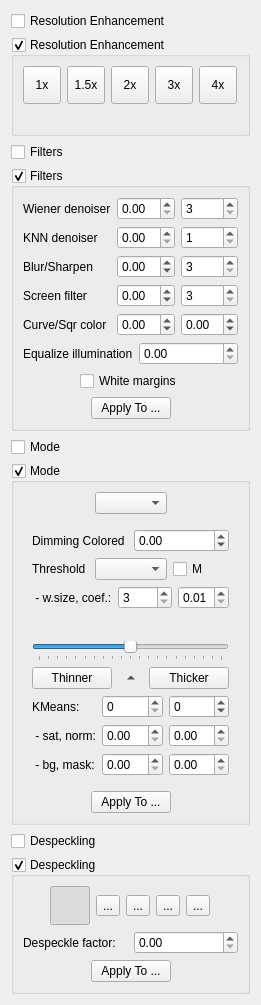
Before: the Qt Designer form src/filters/output/ui/OutputOptionsWidget.ui in ImageProcessing-ElectronicPublications/scantailor-experimental, drawn with Qt 5.
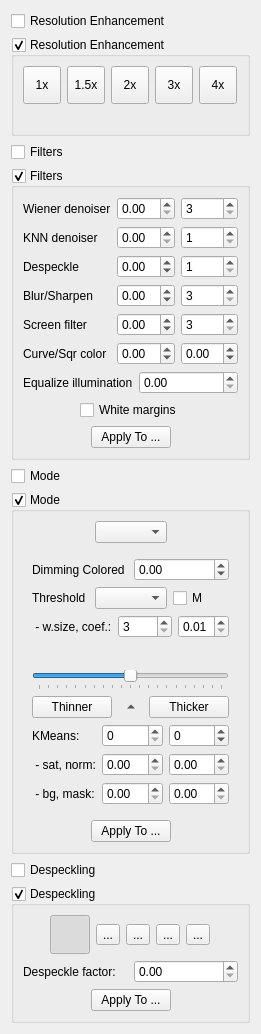
After: the same form once the commit is applied. Icons and pictures are not drawn.

Commit message: 0.2023.11.09: output: color filters: despeckle

The edit to the form file:
```diff
--- a/src/filters/output/ui/OutputOptionsWidget.ui
+++ b/src/filters/output/ui/OutputOptionsWidget.ui
@@ -280,13 +280,49 @@
          </widget>
         </item>
         <item row="2" column="0">
+         <widget class="QLabel" name="cdespeckleLabel">
+          <property name="text">
+           <string>Despeckle</string>
+          </property>
+         </widget>
+        </item>
+        <item row="2" column="1">
+         <widget class="QDoubleSpinBox" name="cdespeckleCoef">
+          <property name="toolTip">
+           <string>Value is -1.0 .. 1.0..</string>
+          </property>
+          <property name="minimum">
+           <double>-1.0</double>
+          </property>
+          <property name="maximum">
+           <double>1.0</double>
+          </property>
+          <property name="singleStep">
+           <double>0.1</double>
+          </property>
+         </widget>
+        </item>
+        <item row="2" column="2">
+         <widget class="QSpinBox" name="cdespeckleRadius">
+          <property name="toolTip">
+           <string>The radius of a color despeckle.</string>
+          </property>
+          <property name="minimum">
+           <number>1</number>
+          </property>
+          <property name="maximum">
+           <number>99</number>
+          </property>
+         </widget>
+        </item>
+        <item row="3" column="0">
          <widget class="QLabel" name="blurLabel">
           <property name="text">
            <string>Blur/Sharpen</string>
           </property>
          </widget>
         </item>
-        <item row="2" column="1">
+        <item row="3" column="1">
          <widget class="QDoubleSpinBox" name="blurCoef">
           <property name="toolTip">
            <string>Value is -2.0 .. 1.0..</string>
@@ -302,7 +338,7 @@
           </property>
          </widget>
         </item>
-        <item row="2" column="2">
+        <item row="3" column="2">
          <widget class="QSpinBox" name="blurWindowSize">
           <property name="toolTip">
            <string>The dimensions of a pixel neighborhood to consider.</string>
@@ -315,14 +351,14 @@
           </property>
          </widget>
         </item>
-        <item row="3" column="0">
+        <item row="4" column="0">
          <widget class="QLabel" name="screenLabel">
           <property name="text">
            <string>Screen filter</string>
           </property>
          </widget>
         </item>
-        <item row="3" column="1">
+        <item row="4" column="1">
          <widget class="QDoubleSpinBox" name="screenCoef">
           <property name="toolTip">
            <string>Value is -1.0 .. 1.0..</string>
@@ -338,7 +374,7 @@
           </property>
          </widget>
         </item>
-        <item row="3" column="2">
+        <item row="4" column="2">
          <widget class="QSpinBox" name="screenWindowSize">
           <property name="toolTip">
            <string>The dimensions of a pixel neighborhood to consider.</string>
@@ -351,14 +387,14 @@
           </property>
          </widget>
         </item>
-        <item row="4" column="0">
+        <item row="5" column="0">
          <widget class="QLabel" name="curveSqrLabel">
           <property name="text">
            <string>Curve/Sqr color</string>
           </property>
          </widget>
         </item>
-        <item row="4" column="1">
+        <item row="5" column="1">
          <widget class="QDoubleSpinBox" name="curveCoef">
           <property name="toolTip">
            <string>Value is -1.0 .. 1.0.</string>
@@ -374,7 +410,7 @@
           </property>
          </widget>
         </item>
-        <item row="4" column="2">
+        <item row="5" column="2">
          <widget class="QDoubleSpinBox" name="sqrCoef">
           <property name="toolTip">
            <string>Value is -1.0 .. 1.0.</string>
```
The commit also changes 8 other files.
